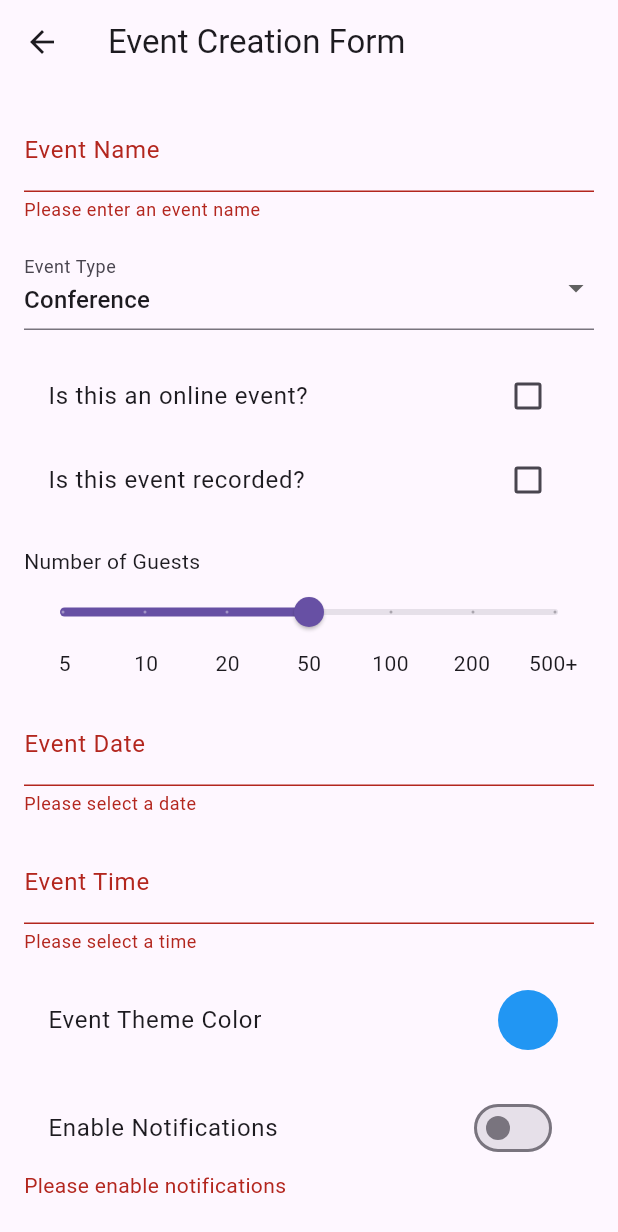
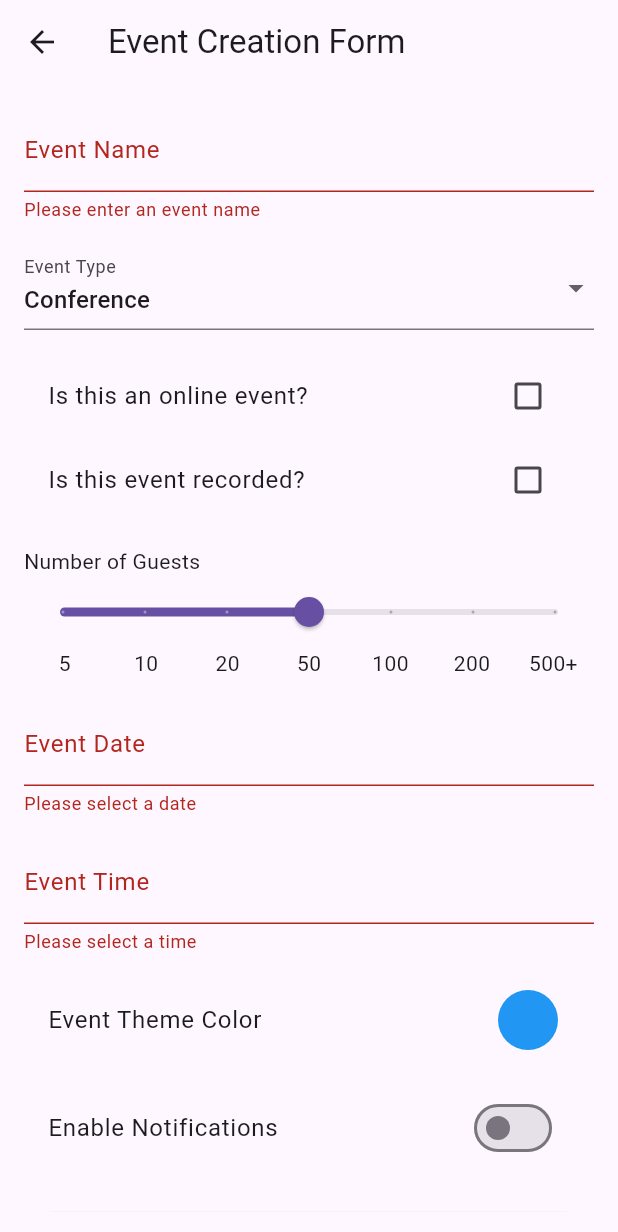
Before and after one commit to zoskar/test-lab, a Flutter app: the FormPage screen opened directly, after a tap on "Save Event", on a phone screen of 412 x 824 dp. Shown: the top 1232 px of the screen. Run offline on Flutter 3.47's test engine with Material 3 defaults, Android fonts, the light colour scheme and no system bars; our stand-ins replace bloc, firebase_auth, firebase_core, flutter_bloc, flutter_colorpicker, flutter_local_notifications and 6 more; missing offline and left inert: app_settings, mobile_scanner; accounts and stored records are empty.

Commit message:
do not require toggle

```diff
--- a/lib/features/form/form_page.dart
+++ b/lib/features/form/form_page.dart
@@ -104,13 +104,6 @@ class _FormPageState extends State<FormPage> {
   String? _validateTime(String? value) {
     if (_selectedTime == 'Select Time') {
       return 'Please select a time';
-    }
-    return null;
-  }
-
-  String? _validateNotifications(bool value) {
-    if (!_notificationsEnabled) {
-      return 'Please enable notifications';
     }
     return null;
   }
@@ -236,31 +229,17 @@ class _FormPageState extends State<FormPage> {
 
               const SizedBox(height: 16),
 
-              // Toggle for notifications
               FormField<bool>(
                 builder: (state) {
-                  return Column(
-                    crossAxisAlignment: CrossAxisAlignment.start,
-                    children: [
-                      SwitchListTile(
+                  return SwitchListTile(
                     title: const Text('Enable Notifications'),
                     value: _notificationsEnabled,
                     onChanged: (value) {
                       setState(() => _notificationsEnabled = value);
                       state.didChange(value);
                     },
-                      ),
-                      if (state.hasError)
-                        Text(
-                          state.errorText!,
-                          style: TextStyle(
-                            color: Theme.of(context).colorScheme.error,
-                          ),
-                        ),
-                    ],
                   );
                 },
-                validator: (value) => _validateNotifications(value ?? false),
               ),
 
               const SizedBox(height: 24),
```
Lines whose indentation alone changed are shown as unchanged.
